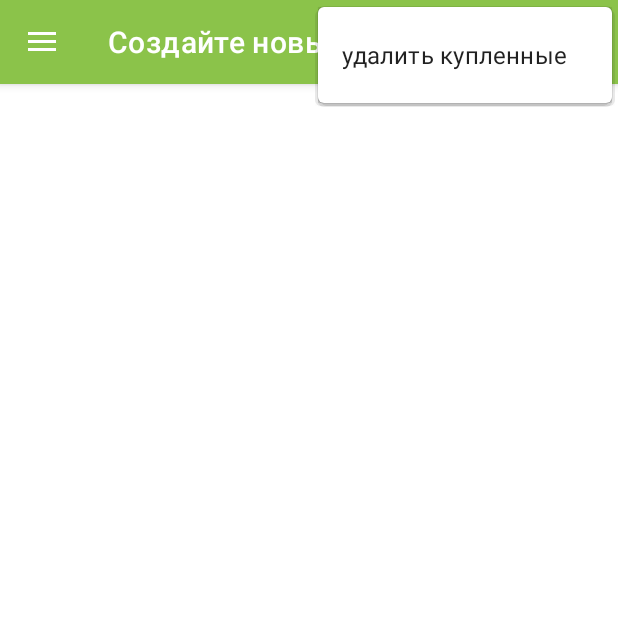
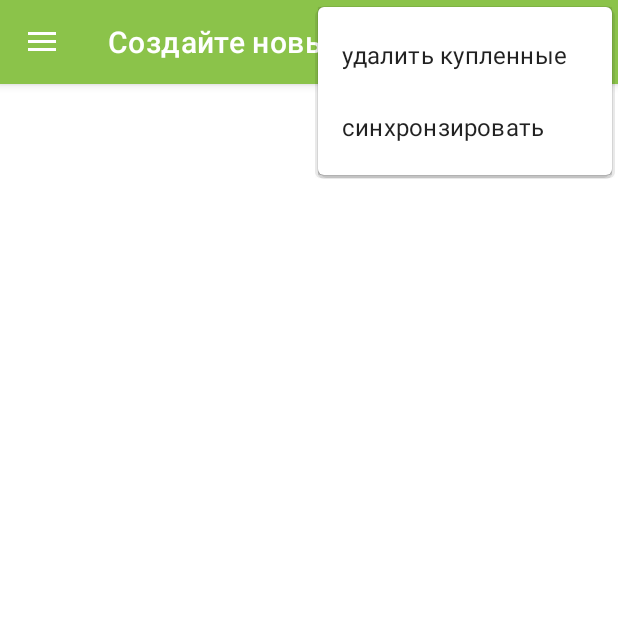
Before and after one commit to ArtemK27/ProjectList, an Android app: the screen it shows after launch (MainActivity), with the options menu open, on a phone screen of 412 x 824 dp, the top half of it. Run offline under Robolectric (Android 15) with nearby library versions, the phone set to English and light mode, and no system bars; our stand-ins replace Firebase (no records; nobody signed in at launch, a user with empty details on screens opened directly), Room's generated code.

Commit message:
update 29.05.2024

```diff
--- a/app/src/main/java/com/example/projectlist/App.java
+++ b/app/src/main/java/com/example/projectlist/App.java
@@ -11,7 +11,6 @@ public class App extends Application {
 
     private AppDataBase dataBase;
     private NoteDao noteDao;
-
     private static App instance;
     public static App getInstance() {
         return instance;
--- a/app/src/main/java/com/example/projectlist/data/NoteDao.java
+++ b/app/src/main/java/com/example/projectlist/data/NoteDao.java
@@ -6,7 +6,6 @@ import androidx.room.Delete;
 import androidx.room.Insert;
 import androidx.room.OnConflictStrategy;
 import androidx.room.Query;
-import androidx.room.Transaction;
 import androidx.room.Update;
 
 import com.example.projectlist.model.Group;
@@ -18,16 +17,20 @@ import java.util.List;
 public interface NoteDao {
     @Query("SELECT * FROM Note")
     List<Note> getAll();
+
     @Query("UPDATE Note SET sync = 0")
     void clearSync();
+
     @Query("DELETE FROM NOTE WHERE sync = 0")
     void deleteSync();
+
     @Query("DELETE FROM NOTE WHERE sync = 0 and `group` == :group")
     void deleteSyncByGroup(String group);
 
 
     @Query("SELECT * FROM Note")
     LiveData<List<Note>> getAllLiveData();
+
     @Query("SELECT * FROM Note WHERE `group` == :group")
     LiveData<List<Note>> getLiveDataByGroup(String group);
 
@@ -39,24 +42,36 @@ public interface NoteDao {
 
     @Query("DELETE FROM Note WHERE done = 1")
     void deleteDoneNotes();
+
     @Query("DELETE FROM Note WHERE done = 1 AND `group` = :group")
     void deleteDoneNoteByGroup(String group);
 
     @Insert(onConflict = OnConflictStrategy.REPLACE)
     void insert(Note note);
+
     @Query("SELECT * FROM Note WHERE update_flag = 'click_update'")
     List<Note> getClickatedNotes();
+
     @Query("SELECT * FROM Note WHERE done = 1")
     List<Note> getDoneNotes();
+
     @Query("UPDATE Note SET update_flag = NULL")
     void clearClickatedNotes();
 
     @Update
     void update(Note note);
 
-
     @Delete
     void delete(Note note);
+
+    @Query("SELECT * FROM Note WHERE done = 1 AND `group` = :group")
+    List<Note> getDoneNoteByGroup(String group);
+
+    @Query("SELECT * FROM Note WHERE update_flag = 1")
+    List<Note>getUpdateNotes();
+
+
+
 
     @Update
     void update(Group group);
@@ -64,18 +79,15 @@ public interface NoteDao {
     @Delete
     void delete(Group group);
 
+    @Query("SELECT * FROM names_group")
+    List<Group> getAllGroups();
 
-    @Query("SELECT * FROM Note WHERE done = 1 AND `group` = :group")
-    List<Note> getDoneNoteByGroup(String group);
-
-    @Query("SELECT * FROM Note WHERE update_flag = 1")
-    List<Note>getUpdateNotes();
-
-    @Query("SELECT * FROM names_group")
-    List<Group> getAllNames();
+    @Query("SELECT uid FROM names_group")
+    List<String> getAllNames();
 
     @Query("SELECT * FROM names_group LIMIT 1")
     Group getOneName();
+
     @Query("DELETE FROM names_group WHERE uid = :uid")
     void deleteName(String uid);
 
--- a/app/src/main/java/com/example/projectlist/screens/Adapter.java
+++ b/app/src/main/java/com/example/projectlist/screens/Adapter.java
@@ -120,7 +120,6 @@ public class Adapter extends RecyclerView.Adapter<Adapter.NoteViewHolder> {
     }
     public void updateItem(int pos, Note note ) {
         sortedList.updateItemAt(pos, note);
-
         databaseExecutor.execute(() -> App.getInstance().getNoteDao().update(note));
     }
 
--- a/app/src/main/res/layout/content_main.xml
+++ b/app/src/main/res/layout/content_main.xml
@@ -11,7 +11,18 @@
         android:id="@+id/main_list"
         android:layout_width="match_parent"
         android:layout_height="match_parent" />
-<!--    <fragment-->
+
+    <ProgressBar
+        android:id="@+id/progressBarMain"
+        style="?android:attr/progressBarStyle"
+        android:layout_width="300dp"
+        android:layout_height="250dp"
+        android:layout_marginTop="200dp"
+        app:layout_constraintEnd_toEndOf="parent"
+        app:layout_constraintStart_toStartOf="parent"
+        app:layout_constraintTop_toTopOf="parent"
+        android:visibility="invisible"/>
+    <!--    <fragment-->
 <!--        android:id="@+id/nav_host_fragment_content_main"-->
 <!--        android:name="androidx.navigation.fragment.NavHostFragment"-->
 <!--        android:layout_width="match_parent"-->
--- a/app/src/main/res/layout/dialog_add_list_layout.xml
+++ b/app/src/main/res/layout/dialog_add_list_layout.xml
@@ -10,10 +10,10 @@
 
     <EditText
         android:id="@+id/add_new_list"
-        android:layout_width="280dp"
+        android:layout_width="290dp"
         android:layout_height="70dp"
         android:ems="10"
-        android:hint="Введите название или ID"
+        android:hint="Введите название или ссылку"
         android:paddingLeft="15dp"
         android:inputType="text"
         android:background="@drawable/edit_text_style"
@@ -51,6 +51,7 @@
         android:layout_width="wrap_content"
         android:layout_height="wrap_content"
         android:layout_marginTop="20dp"
+        android:visibility="invisible"
         app:layout_constraintEnd_toEndOf="parent"
         app:layout_constraintStart_toStartOf="parent"
         app:layout_constraintTop_toBottomOf="@+id/layout_button" />
--- a/app/src/main/res/menu/main.xml
+++ b/app/src/main/res/menu/main.xml
@@ -7,11 +7,11 @@
         android:title="@string/menu_delete"
         app:showAsAction="never" />
 
-<!--    <item-->
-<!--        android:id="@+id/action_sync"-->
-<!--        android:orderInCategory="100"-->
-<!--        android:title="@string/action_sync"-->
-<!--        app:showAsAction="never" />-->
+    <item
+        android:id="@+id/action_sync"
+        android:orderInCategory="100"
+        android:title="@string/action_sync"
+        app:showAsAction="never" />
 
 <!--    <item-->
 <!--        android:id="@+id/action_updateclick"-->
```
Also changed, not shown: app/src/main/java/com/example/projectlist/screens/MainActivity.java (+78 -43 lines), app/src/main/java/com/example/projectlist/screens/MainViewModel.java (+25 -30 lines).
